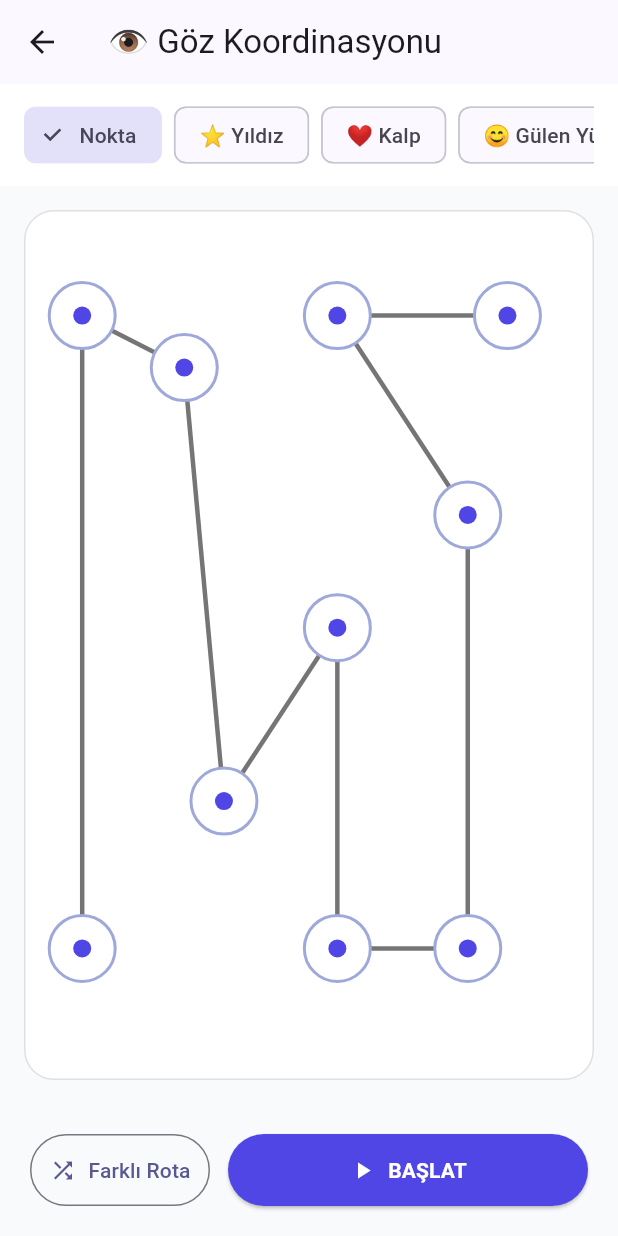
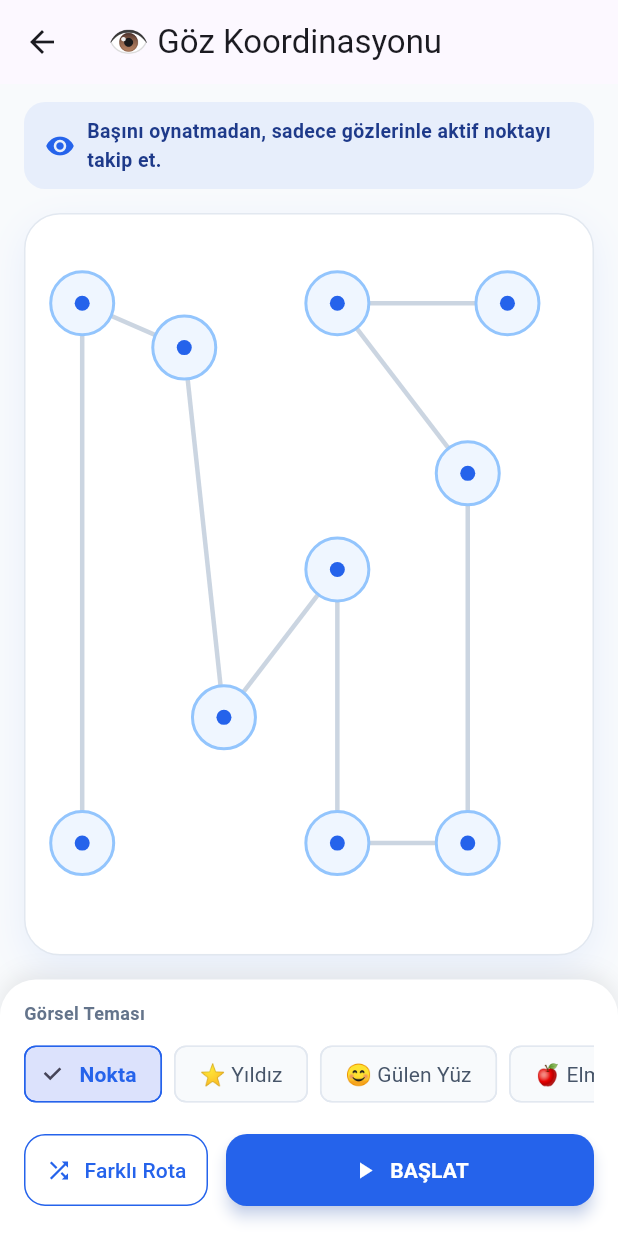
Before and after one commit to senerh6161-design/hizli-okuma-uygulamasi, a Flutter app: the ExerciseMenuPage screen opened directly, after a tap on "Etkinlik 1", on a phone screen of 412 x 824 dp. Run offline on Flutter 3.47's test engine with Material 3 defaults, Android fonts, the phone set to English and light mode, and no system bars; our stand-ins replace audioplayers, cloud_firestore, firebase_auth, firebase_core, shared_preferences; accounts and stored records are empty; network calls fail.

Commit message:
oturum açma kısmı düzezeltildi , renk paleti değiştirildi.

```diff
--- a/lib/views/exercises/exercise_menu_page.dart
+++ b/lib/views/exercises/exercise_menu_page.dart
@@ -37,7 +37,7 @@ class ExerciseMenuPage extends StatelessWidget {
               padding: const EdgeInsets.all(18),
               decoration: BoxDecoration(
                 gradient: const LinearGradient(
-                  colors: [Color(0xFF4F46E5), Color(0xFF6366F1)],
+                  colors: [Color(0xFF2563EB), Color(0xFF0D9488)],
                 ),
                 borderRadius: BorderRadius.circular(20),
               ),
@@ -144,9 +144,9 @@ class ExerciseMenuPage extends StatelessWidget {
                   title: 'Göz Koordinasyonu',
                   subtitle: 'Yön Takip Isınması',
                   badge: 'Etkinlik 1',
-                  badgeColor: Colors.indigo,
+                  badgeColor: Color(0xFF2563EB),
                   icon: Icons.visibility_outlined,
-                  color: Colors.indigo,
+                  color: Color(0xFF2563EB),
                   page: const EyeCoordinationPage(),
                 ),
                 _buildGridCard(
@@ -154,9 +154,9 @@ class ExerciseMenuPage extends StatelessWidget {
                   title: 'Hızlı Okuma',
                   subtitle: 'Eğitim Seviyeli',
                   badge: 'Etkinlik 2',
-                  badgeColor: Colors.indigo,
+                  badgeColor: Color(0xFF2563EB),
                   icon: Icons.speed,
-                  color: const Color(0xFF4F46E5),
+                  color: const Color(0xFF2563EB),
                   page: LevelPage(schoolLevel: SchoolLevelConfig.levels[1]),
                 ),
                 _buildGridCard(
@@ -388,13 +388,13 @@ class ExerciseMenuPage extends StatelessWidget {
                   Text(
                     'Başla',
                     style: TextStyle(
-                      color: Color(0xFF4F46E5),
+                      color: Color(0xFF2563EB),
                       fontWeight: FontWeight.bold,
                       fontSize: 13,
                     ),
                   ),
                   SizedBox(width: 4),
-                  Icon(Icons.arrow_forward_rounded, size: 14, color: Color(0xFF4F46E5)),
+                  Icon(Icons.arrow_forward_rounded, size: 14, color: Color(0xFF2563EB)),
                 ],
               ),
             ],
--- a/lib/views/exercises/eye_coordination_page.dart
+++ b/lib/views/exercises/eye_coordination_page.dart
@@ -8,7 +8,7 @@ import '../../widgets/completion_pop_scope.dart';
 // "Farklı versiyonlar" — hoca hangi ikonla göstermek isterse seçilebilsin
 // diye birkaç tema tanımlı. emoji null olan tema (Nokta) orijinal
 // videodaki sade mavi noktaya karşılık geliyor.
-enum _IconTheme { dot, star, heart, smiley, apple }
+enum _IconTheme { dot, star, smiley, apple }
 
 extension on _IconTheme {
   String get label {
@@ -17,8 +17,6 @@ extension on _IconTheme {
         return 'Nokta';
       case _IconTheme.star:
         return 'Yıldız';
-      case _IconTheme.heart:
-        return 'Kalp';
       case _IconTheme.smiley:
         return 'Gülen Yüz';
       case _IconTheme.apple:
@@ -32,8 +30,6 @@ extension on _IconTheme {
         return null;
       case _IconTheme.star:
         return '⭐';
-      case _IconTheme.heart:
-        return '❤️';
       case _IconTheme.smiley:
         return '😊';
       case _IconTheme.apple:
@@ -186,34 +182,36 @@ class _EyeCoordinationPageState extends State<EyeCoordinationPage> {
     return CompletionPopScope(
       isCompleted: () => _hasCompletedOnce,
       child: Scaffold(
+        backgroundColor: const Color(0xFFF8FAFC),
         appBar: AppBar(title: const Text('👁️ Göz Koordinasyonu')),
         body: Column(
           children: [
-          // İKON TEMASI SEÇİCİ ("farklı versiyonlar")
+            // Yönerge şeridi
             Container(
-            padding: const EdgeInsets.symmetric(horizontal: 16, vertical: 10),
-            color: Colors.white,
-            child: SingleChildScrollView(
-              scrollDirection: Axis.horizontal,
-              child: Row(
-                children: _IconTheme.values.map((t) {
-                  return Padding(
-                    padding: const EdgeInsets.only(right: 8),
-                    child: ChoiceChip(
-                      label: Text(t.emoji != null ? '${t.emoji} ${t.label}' : t.label),
-                      selected: _theme == t,
-                      onSelected: (selected) {
-                        if (selected) setState(() => _theme = t);
-                      },
+              width: double.infinity,
+              margin: const EdgeInsets.fromLTRB(16, 12, 16, 0),
+              padding: const EdgeInsets.symmetric(horizontal: 14, vertical: 10),
+              decoration: BoxDecoration(
+                color: const Color(0xFF2563EB).withValues(alpha: 0.08),
+                borderRadius: BorderRadius.circular(14),
               ),
-                  );
-                }).toList(),
+              child: const Row(
+                children: [
+                  Icon(Icons.remove_red_eye_rounded, color: Color(0xFF2563EB), size: 20),
+                  SizedBox(width: 8),
+                  Expanded(
+                    child: Text(
+                      'Başını oynatmadan, sadece gözlerinle aktif noktayı takip et.',
+                      style: TextStyle(fontSize: 13, color: Color(0xFF1E3A8A), fontWeight: FontWeight.w600),
                     ),
                   ),
+                ],
               ),
+            ),
+
             if (_isRunning)
               Padding(
-              padding: const EdgeInsets.symmetric(vertical: 8),
+                padding: const EdgeInsets.only(top: 12),
                 child: Row(
                   mainAxisAlignment: MainAxisAlignment.center,
                   children: [
@@ -244,9 +242,18 @@ class _EyeCoordinationPageState extends State<EyeCoordinationPage> {
                   width: double.infinity,
                   decoration: BoxDecoration(
                     color: Colors.white,
-                  borderRadius: BorderRadius.circular(20),
-                  border: Border.all(color: Colors.grey.shade300),
+                    borderRadius: BorderRadius.circular(24),
+                    border: Border.all(color: const Color(0xFFE2E8F0)),
+                    boxShadow: [
+                      BoxShadow(
+                        color: const Color(0xFF2563EB).withValues(alpha: 0.08),
+                        blurRadius: 20,
+                        offset: const Offset(0, 8),
                       ),
+                    ],
+                  ),
+                  child: ClipRRect(
+                    borderRadius: BorderRadius.circular(24),
                     child: LayoutBuilder(
                       builder: (context, constraints) {
                         final size = Size(constraints.maxWidth, constraints.maxHeight);
@@ -260,7 +267,7 @@ class _EyeCoordinationPageState extends State<EyeCoordinationPage> {
                               final index = entry.key;
                               final point = entry.value;
                               final isActive = _isRunning && index == _currentIndex;
-                          final nodeSize = isActive ? 56.0 : 46.0;
+                              final nodeSize = isActive ? 56.0 : 44.0;
                               return Positioned(
                                 left: point.dx * size.width - nodeSize / 2,
                                 top: point.dy * size.height - nodeSize / 2,
@@ -270,15 +277,15 @@ class _EyeCoordinationPageState extends State<EyeCoordinationPage> {
                                   height: nodeSize,
                                   decoration: BoxDecoration(
                                     shape: BoxShape.circle,
-                                color: isActive ? const Color(0xFF4F46E5) : Colors.white,
+                                    color: isActive ? const Color(0xFF2563EB) : const Color(0xFFEFF6FF),
                                     border: Border.all(
-                                  color: isActive ? const Color(0xFF4F46E5) : Colors.indigo.shade200,
+                                      color: isActive ? const Color(0xFF2563EB) : const Color(0xFF93C5FD),
                                       width: isActive ? 0 : 2,
                                     ),
                                     boxShadow: isActive
                                         ? [
                                             BoxShadow(
-                                          color: const Color(0xFF4F46E5).withValues(alpha: 0.4),
+                                              color: const Color(0xFF2563EB).withValues(alpha: 0.4),
                                               blurRadius: 14,
                                               spreadRadius: 2,
                                             ),
@@ -289,14 +296,14 @@ class _EyeCoordinationPageState extends State<EyeCoordinationPage> {
                                     child: _theme.emoji != null
                                         ? Text(
                                             _theme.emoji!,
-                                        style: TextStyle(fontSize: isActive ? 26 : 20),
+                                            style: TextStyle(fontSize: isActive ? 26 : 18),
                                           )
                                         : Container(
-                                        width: isActive ? 16 : 12,
-                                        height: isActive ? 16 : 12,
+                                            width: isActive ? 16 : 10,
+                                            height: isActive ? 16 : 10,
                                             decoration: BoxDecoration(
                                               shape: BoxShape.circle,
-                                          color: isActive ? Colors.white : const Color(0xFF4F46E5),
+                                              color: isActive ? Colors.white : const Color(0xFF2563EB),
                                             ),
                                           ),
                                   ),
@@ -310,17 +317,67 @@ class _EyeCoordinationPageState extends State<EyeCoordinationPage> {
                   ),
                 ),
               ),
+            ),
 
-          Padding(
-            padding: const EdgeInsets.all(20),
+            // Alt kontrol paneli: ikon teması + aksiyon butonları bir arada
+            Container(
+              width: double.infinity,
+              padding: const EdgeInsets.fromLTRB(16, 14, 16, 20),
+              decoration: const BoxDecoration(
+                color: Colors.white,
+                borderRadius: BorderRadius.vertical(top: Radius.circular(24)),
+                boxShadow: [
+                  BoxShadow(color: Color(0x14000000), blurRadius: 12, offset: Offset(0, -4)),
+                ],
+              ),
+              child: Column(
+                mainAxisSize: MainAxisSize.min,
+                crossAxisAlignment: CrossAxisAlignment.start,
+                children: [
+                  const Text(
+                    'Görsel Teması',
+                    style: TextStyle(fontSize: 12, fontWeight: FontWeight.bold, color: Color(0xFF64748B)),
+                  ),
+                  const SizedBox(height: 8),
+                  SingleChildScrollView(
+                    scrollDirection: Axis.horizontal,
                     child: Row(
+                      children: _IconTheme.values.map((t) {
+                        final selected = _theme == t;
+                        return Padding(
+                          padding: const EdgeInsets.only(right: 8),
+                          child: ChoiceChip(
+                            label: Text(t.emoji != null ? '${t.emoji} ${t.label}' : t.label),
+                            selected: selected,
+                            onSelected: (sel) {
+                              if (sel) setState(() => _theme = t);
+                            },
+                            selectedColor: const Color(0xFF2563EB).withValues(alpha: 0.15),
+                            labelStyle: TextStyle(
+                              color: selected ? const Color(0xFF2563EB) : const Color(0xFF475569),
+                              fontWeight: selected ? FontWeight.bold : FontWeight.normal,
+                            ),
+                            side: BorderSide(color: selected ? const Color(0xFF2563EB) : const Color(0xFFE2E8F0)),
+                            backgroundColor: const Color(0xFFF8FAFC),
+                          ),
+                        );
+                      }).toList(),
+                    ),
+                  ),
+                  const SizedBox(height: 16),
+                  Row(
                     children: [
                       Expanded(
                         child: OutlinedButton.icon(
                           onPressed: _shufflePath,
                           icon: const Icon(Icons.shuffle),
                           label: const Text('Farklı Rota'),
-                    style: OutlinedButton.styleFrom(padding: const EdgeInsets.symmetric(vertical: 14)),
+                          style: OutlinedButton.styleFrom(
+                            foregroundColor: const Color(0xFF2563EB),
+                            side: const BorderSide(color: Color(0xFF2563EB)),
+                            padding: const EdgeInsets.symmetric(vertical: 14),
+                            shape: RoundedRectangleBorder(borderRadius: BorderRadius.circular(14)),
+                          ),
                         ),
                       ),
                       const SizedBox(width: 12),
@@ -334,11 +391,16 @@ class _EyeCoordinationPageState extends State<EyeCoordinationPage> {
                             style: const TextStyle(fontWeight: FontWeight.bold),
                           ),
                           style: ElevatedButton.styleFrom(
-                      backgroundColor: const Color(0xFF4F46E5),
+                            backgroundColor: const Color(0xFF2563EB),
                             foregroundColor: Colors.white,
                             padding: const EdgeInsets.symmetric(vertical: 14),
+                            elevation: 4,
+                            shadowColor: const Color(0xFF2563EB).withValues(alpha: 0.4),
+                            shape: RoundedRectangleBorder(borderRadius: BorderRadius.circular(14)),
                           ),
                         ),
+                      ),
+                    ],
                   ),
                 ],
               ),
@@ -358,7 +420,7 @@ class _PathPainter extends CustomPainter {
   @override
   void paint(Canvas canvas, Size size) {
     final paint = Paint()
-      ..color = Colors.black54
+      ..color = const Color(0xFFCBD5E1)
       ..strokeWidth = 3
       ..style = PaintingStyle.stroke;
 
--- a/lib/views/exercises/schulte_table_page.dart
+++ b/lib/views/exercises/schulte_table_page.dart
@@ -225,7 +225,7 @@ class _SchulteTablePageState extends State<SchulteTablePage> {
               children: [
                 Text(
                   'Hedef: $currentTargetLabel',
-                  style: const TextStyle(fontSize: 20, fontWeight: FontWeight.bold, color: Color(0xFF4F46E5)),
+                  style: const TextStyle(fontSize: 20, fontWeight: FontWeight.bold, color: Color(0xFF2563EB)),
                 ),
                 Text(
                   'Süre: $elapsedSeconds sn',
@@ -295,7 +295,7 @@ class _SchulteTablePageState extends State<SchulteTablePage> {
               height: 52,
               child: ElevatedButton.icon(
                 style: ElevatedButton.styleFrom(
-                  backgroundColor: const Color(0xFF4F46E5),
+                  backgroundColor: const Color(0xFF2563EB),
                   foregroundColor: Colors.white,
                   shape: RoundedRectangleBorder(
                     borderRadius: BorderRadius.circular(16),
--- a/lib/views/exercises/word_hide_seek_page.dart
+++ b/lib/views/exercises/word_hide_seek_page.dart
@@ -310,12 +310,12 @@ class _WordHideSeekPageState extends State<WordHideSeekPage> {
                 Container(
                   padding: const EdgeInsets.symmetric(horizontal: 12, vertical: 6),
                   decoration: BoxDecoration(
-                    color: const Color(0xFF4F46E5).withValues(alpha: 0.1),
+                    color: const Color(0xFF2563EB).withValues(alpha: 0.1),
                     borderRadius: BorderRadius.circular(10),
                   ),
                   child: Text(
                     'Soru ${_index + 1}/${_puzzles.length}',
-                    style: const TextStyle(fontWeight: FontWeight.bold, color: Color(0xFF4F46E5)),
+                    style: const TextStyle(fontWeight: FontWeight.bold, color: Color(0xFF2563EB)),
                   ),
                 ),
                 Container(
--- a/lib/views/levels/school_level_selection_page.dart
+++ b/lib/views/levels/school_level_selection_page.dart
@@ -27,7 +27,7 @@ class SchoolLevelSelectionPage extends StatelessWidget {
               contentPadding: const EdgeInsets.all(18),
               leading: CircleAvatar(
                 radius: 28,
-                backgroundColor: const Color(0xFF4F46E5).withValues(alpha: 0.12),
+                backgroundColor: const Color(0xFF2563EB).withValues(alpha: 0.12),
                 child: Icon(
                   index == 0
                       ? Icons.child_care
@@ -36,7 +36,7 @@ class SchoolLevelSelectionPage extends StatelessWidget {
                           : index == 2
                               ? Icons.cast_for_education
                               : Icons.psychology,
-                  color: const Color(0xFF4F46E5),
+                  color: const Color(0xFF2563EB),
                 ),
               ),
               title: Text(
```
Also changed, not shown: lib/views/exercises/arrow_word_cycle_page.dart (+8 -8 lines), lib/views/exercises/attention_questions_page.dart (+43 -3 lines), lib/views/exercises/city_anagram_test_page.dart (+9 -9 lines), lib/views/exercises/comprehension_page.dart (+5 -5 lines), lib/views/exercises/exercise_folders_page.dart (+5 -5 lines), lib/views/exercises/folder1_session_page.dart (+8 -8 lines), lib/views/exercises/growing_words_page.dart (+6 -6 lines), lib/views/exercises/object_flow_counting_page.dart (+4 -4 lines), lib/views/exercises/reading_exercise_page.dart (+4 -4 lines), lib/views/exercises/saccade_exercise_page.dart (+4 -4 lines), lib/views/exercises/word_flow_counting_page.dart (+11 -8 lines), lib/views/levels/level_page.dart (+15 -15 lines), lib/views/levels/wpm_test_page.dart (+8 -8 lines). Lines whose indentation alone changed are shown as unchanged.
